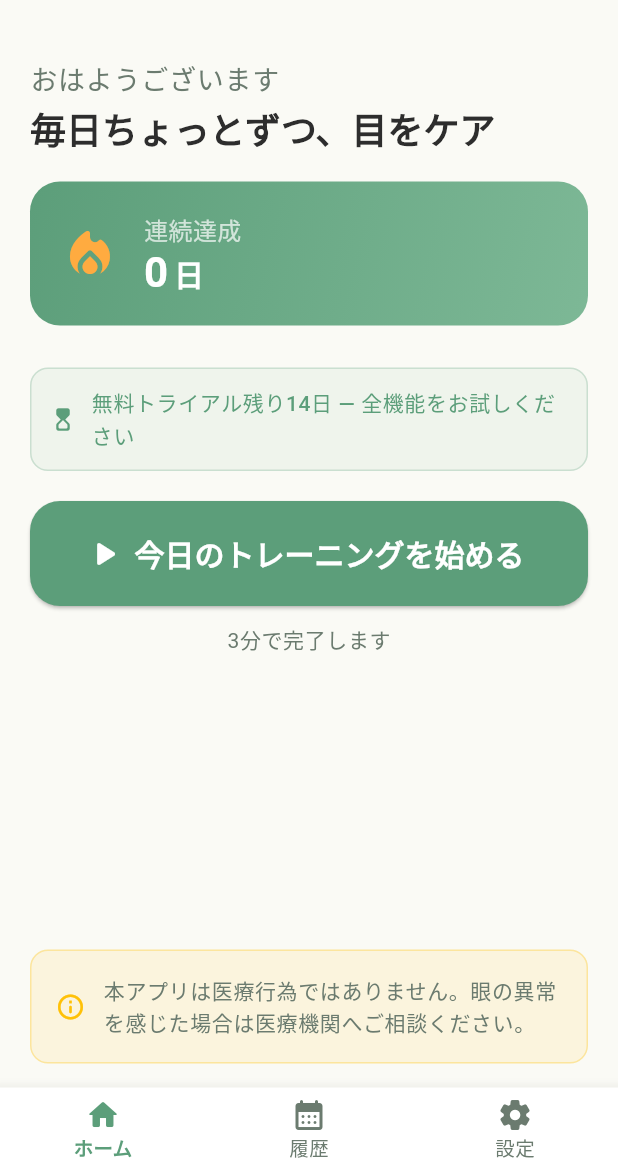
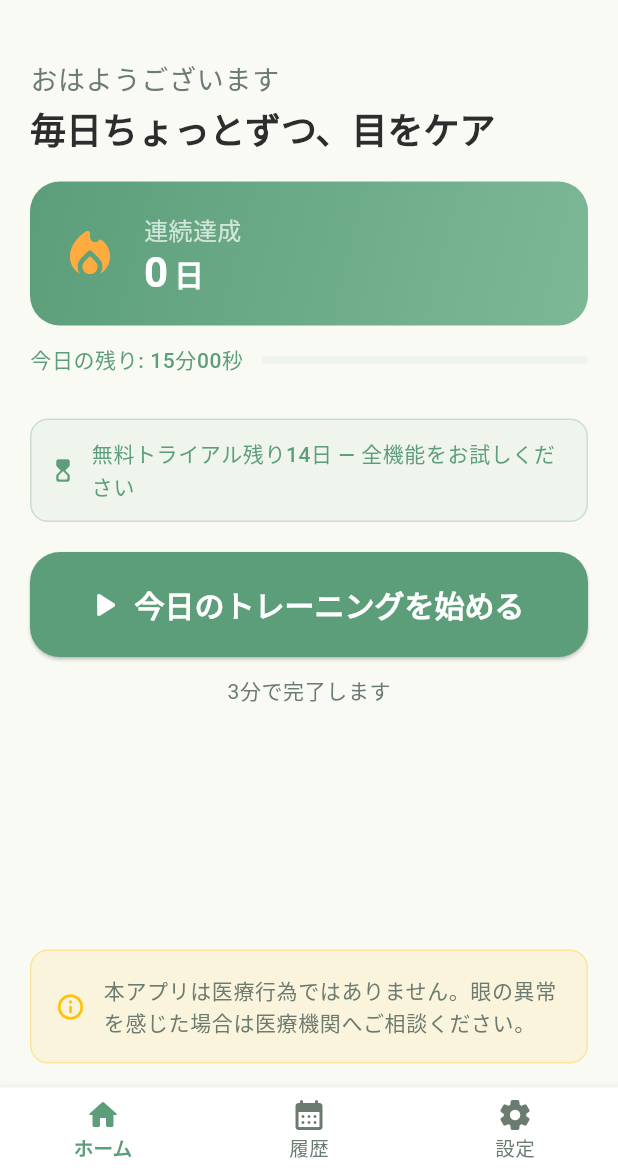
Before and after one commit to nakakei6439/focus-gym, a Flutter app: the screen it shows after launch, on a phone screen of 412 x 824 dp, the part 63-1236 px from its top. Run offline on Flutter 3.47's test engine with Material 3 defaults, Android fonts, the phone set to English and light mode, and no system bars; our stand-ins replace flutter_local_notifications, go_router, hive, hive_flutter, in_app_purchase, table_calendar and 1 more; accounts and stored records are empty.

Commit message:
fix: 残り時間の秒表示・中断ダイアログ中タイマー停止・パッケージ更新 (#3)
- ホーム画面の残り時間を「X分YY秒」形式に変更
- 中断ダイアログ表示中にタイマーが進んでしまうバグを修正
- flutter_local_notifications を 21.x、timezone を 0.11.x にアップグレード（iOS 26.2シミュレーター対応）

Co-authored-by: Claude Sonnet 4.6 <noreply@anthropic.com>

```diff
--- a/lib/features/home/home_screen.dart
+++ b/lib/features/home/home_screen.dart
@@ -2,6 +2,7 @@ import 'package:flutter/material.dart';
 import 'package:go_router/go_router.dart';
 
 import '../../core/database/hive_service.dart';
+import '../../core/services/daily_limit_service.dart';
 import '../../core/services/purchase_service.dart';
 import '../../shared/theme/app_theme.dart';
 
@@ -14,7 +15,29 @@ class HomeScreen extends StatefulWidget {
 
 class _HomeScreenState extends State<HomeScreen> {
   final _db = HiveService.instance;
+  final _limit = DailyLimitService.instance;
   final _purchase = PurchaseService.instance;
+
+  GoRouter? _routerRef;
+
+  @override
+  void didChangeDependencies() {
+    super.didChangeDependencies();
+    // ルート変更を検知してホーム画面を再描画する
+    _routerRef?.routerDelegate.removeListener(_onRouteChanged);
+    _routerRef = GoRouter.of(context);
+    _routerRef!.routerDelegate.addListener(_onRouteChanged);
+  }
+
+  void _onRouteChanged() {
+    if (mounted) setState(() {});
+  }
+
+  @override
+  void dispose() {
+    _routerRef?.routerDelegate.removeListener(_onRouteChanged);
+    super.dispose();
+  }
 
   int get _streakDays => _db.getStreakDays();
   bool get _doneToday => _db.hasCompletedToday();
@@ -57,6 +80,8 @@ class _HomeScreenState extends State<HomeScreen> {
                   style: Theme.of(context).textTheme.headlineLarge),
               const SizedBox(height: 20),
               _StreakCard(streakDays: _streakDays),
+              const SizedBox(height: 12),
+              _DailyLimitBar(limit: _limit),
               if (_purchase.isInTrial && !_purchase.isPurchased) ...[
                 const SizedBox(height: 16),
                 const SizedBox(height: 12),
@@ -143,6 +168,50 @@ class _StreakCard extends StatelessWidget {
             ),
         ],
       ),
+    );
+  }
+}
+
+class _DailyLimitBar extends StatelessWidget {
+  final DailyLimitService limit;
+  const _DailyLimitBar({required this.limit});
+
+  @override
+  Widget build(BuildContext context) {
+    final remaining = limit.remainingSeconds;
+    final total = DailyLimitService.maxDailySeconds;
+    final progress = 1.0 - (remaining / total);
+    final color = limit.isLimitReached
+        ? Colors.red.shade300
+        : limit.isWarning
+            ? Colors.orange
+            : AppTheme.primary;
+    final m = remaining ~/ 60;
+    final s = remaining % 60;
+    final label = limit.isLimitReached
+        ? '今日の上限に達しました'
+        : '今日の残り: ${m}分${s.toString().padLeft(2, '0')}秒';
+
+    return Row(
+      children: [
+        Text(label,
+            style: Theme.of(context)
+                .textTheme
+                .bodySmall
+                ?.copyWith(color: color, fontWeight: FontWeight.w500)),
+        const SizedBox(width: 12),
+        Expanded(
+          child: ClipRRect(
+            borderRadius: BorderRadius.circular(4),
+            child: LinearProgressIndicator(
+              value: progress,
+              backgroundColor: AppTheme.surface,
+              valueColor: AlwaysStoppedAnimation(color),
+              minHeight: 6,
+            ),
+          ),
+        ),
+      ],
     );
   }
 }
--- a/pubspec.yaml
+++ b/pubspec.yaml
@@ -35,8 +35,8 @@ dependencies:
   cupertino_icons: ^1.0.8
   hive: ^2.2.3
   hive_flutter: ^1.1.0
-  flutter_local_notifications: ^20.0.0
-  timezone: ^0.10.1
+  flutter_local_notifications: ^21.0.0
+  timezone: ^0.11.0
   go_router: ^14.0.0
   table_calendar: ^3.1.0
   path_provider: ^2.1.0
```
Also changed, not shown: lib/features/training/training_session_screen.dart (+29 -3 lines), pubspec.lock, 1 other file.
